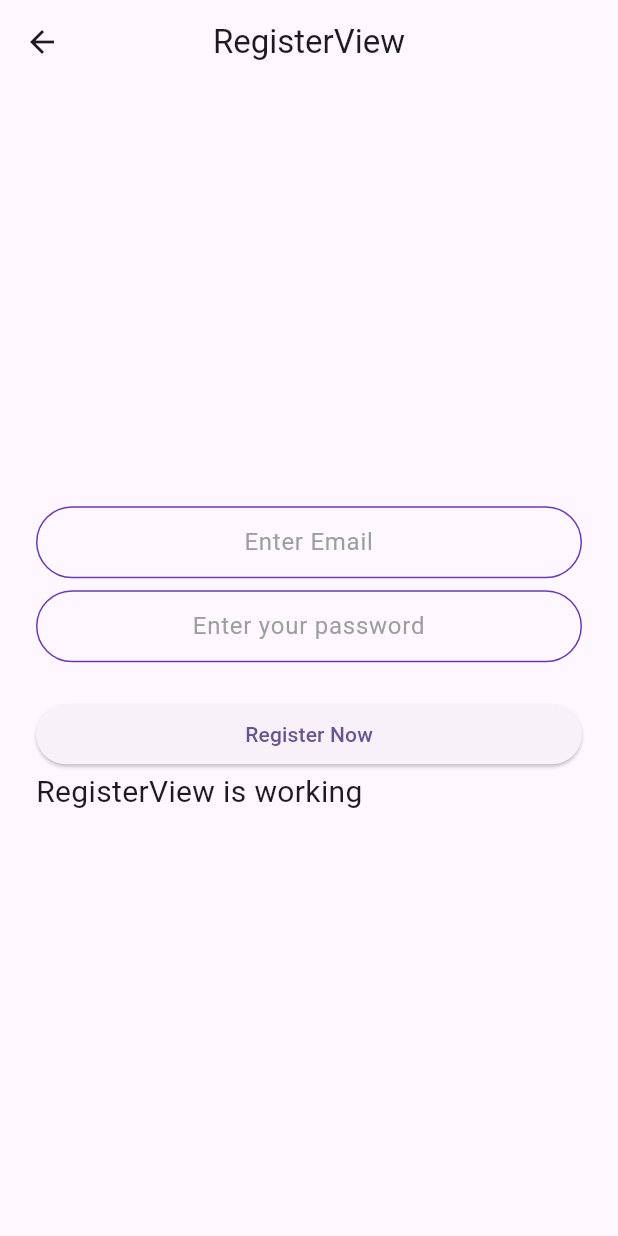
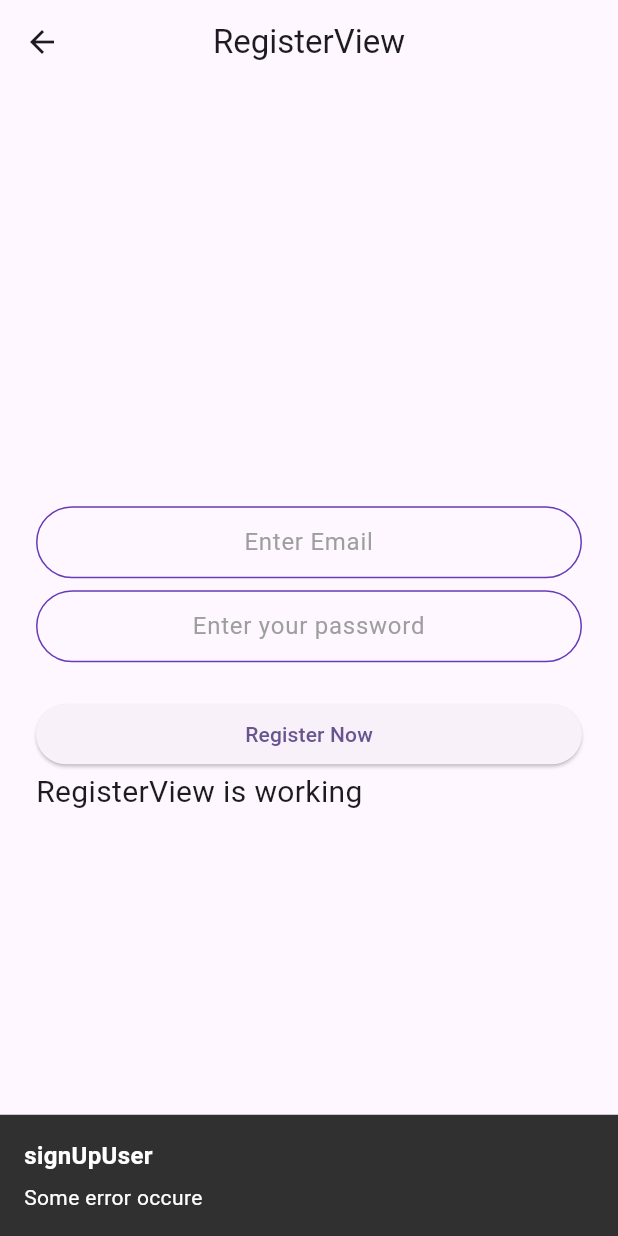
Before and after one commit to MohammedMubashirKhan/LogisticsNow_task, a Flutter app: the RegisterView screen opened by its route, after a tap on "Register Now", on a phone screen of 412 x 824 dp. Run offline on Flutter 3.47's test engine with Material 3 defaults, Android fonts, the phone set to English and light mode, and no system bars; our stand-ins replace firebase_auth, firebase_core, get; accounts and stored records are empty.

Commit message:
Login module is created

```diff
--- a/lib/app/modules/login/controllers/login_controller.dart
+++ b/lib/app/modules/login/controllers/login_controller.dart
@@ -1,23 +1,46 @@
+import 'package:flutter/material.dart';
 import 'package:get/get.dart';
+import 'package:logisticnow_task/app/resources/auth_methods.dart';
+import 'package:logisticnow_task/app/routes/app_pages.dart';
 
 class LoginController extends GetxController {
-  //TODO: Implement LoginController
+  TextEditingController emailController = TextEditingController();
+  TextEditingController passController = TextEditingController();
 
-  final count = 0.obs;
-  @override
-  void onInit() {
-    super.onInit();
+  clearTextField() {
+    emailController.clear();
+    passController.clear();
   }
 
-  @override
-  void onReady() {
-    super.onReady();
+  /// Sign up a new user
+  signUpUser() async {
+    String res = await AuthMethods().signUpUser(
+      email: emailController.text,
+      password: passController.text,
+    );
+
+    Get.showSnackbar(
+      GetSnackBar(
+        title: "signUpUser",
+        message: res,
+        duration: const Duration(seconds: 5),
+      ),
+    );
+
+    if (res == 'success') {
+      Get.offAllNamed(Routes.WELCOME);
+    }
   }
 
-  @override
-  void onClose() {
-    super.onClose();
+  /// Login a user
+  login() async {
+    String res = await AuthMethods().loginUser(
+      email: emailController.text,
+      password: passController.text,
+    );
+
+    if (res == 'success') {
+      Get.offAllNamed(Routes.HOME);
+    }
   }
-
-  void increment() => count.value++;
 }
--- a/lib/app/modules/login/views/register_view.dart
+++ b/lib/app/modules/login/views/register_view.dart
@@ -8,6 +8,8 @@ class RegisterView extends GetView<LoginController> {
   const RegisterView({Key? key}) : super(key: key);
   @override
   Widget build(BuildContext context) {
+    controller.clearTextField();
+
     return Scaffold(
       appBar: AppBar(
         title: const Text('RegisterView'),
@@ -19,20 +21,22 @@ class RegisterView extends GetView<LoginController> {
           mainAxisAlignment: MainAxisAlignment.center,
           crossAxisAlignment: CrossAxisAlignment.stretch,
           children: [
-            const TextField(
+            TextField(
+              controller: controller.emailController,
               keyboardType: TextInputType.emailAddress,
               textAlign: TextAlign.center,
-              decoration: InputDecoration(
+              decoration: const InputDecoration(
                 hintText: 'Enter Email',
               ),
             ),
             const SizedBox(
               height: 8.0,
             ),
-            const TextField(
+            TextField(
+              controller: controller.passController,
               obscureText: true,
               textAlign: TextAlign.center,
-              decoration: InputDecoration(
+              decoration: const InputDecoration(
                 hintText: 'Enter your password',
               ),
             ),
@@ -40,7 +44,7 @@ class RegisterView extends GetView<LoginController> {
               height: 24.0,
             ),
             ElevatedButton(
-              onPressed: () {},
+              onPressed: controller.signUpUser,
               child: const Text("Register Now"),
             ),
             const Text(
--- /dev/null
+++ b/lib/app/resources/auth_methods.dart
@@ -0,0 +1,75 @@
+import 'dart:developer';
+
+import 'package:firebase_auth/firebase_auth.dart';
+
+class AuthMethods {
+  final FirebaseAuth _auth = FirebaseAuth.instance;
+
+  // sign up user
+  Future<String> signUpUser({
+    required String email,
+    required String password,
+  }) async {
+    log("email: $email", name: "signUpUser");
+    log("password: $password", name: "signUpUser");
+
+    String res = "Some error occure";
+
+    try {
+      if (email.isNotEmpty || password.isNotEmpty) {
+        // user registration
+        UserCredential cred = await _auth.createUserWithEmailAndPassword(
+            email: email, password: password);
+        print(cred.user!.uid);
+
+        res = "success";
+      }
+    } on FirebaseAuthException catch (err) {
+      if (err.code == "invalid-email") {
+        res = "The email is badly formated";
+      } else if (err.code == "weak-password") {
+        res = "6 charecter password is required";
+      } else {
+        res = "${err.message}";
+      }
+    } catch (err) {
+      res = err.toString();
+    }
+    return res;
+  }
+
+  // logging in user
+  Future<String> loginUser({
+    required String email,
+    required String password,
+  }) async {
+    log("email: $email", name: "loginUser");
+    log("password: $password", name: "loginUser");
+
+    String res = "Some error occure";
+
+    try {
+      if (email.isNotEmpty || password.isNotEmpty) {
+        await _auth.signInWithEmailAndPassword(
+            email: email, password: password);
+        res = "success";
+      } else {
+        res = "Please enter all the fiends";
+      }
+    } on FirebaseAuthException catch (err) {
+      if (err.code == "wrong-password") {
+        res = "The password is invalid or the user does not have a password.";
+      } else if (err.code == "user-not-found") {
+        res =
+            "There is no user record corresponding to this identifier. The user may have been deleted.";
+      } else if (err.code == "invalid-email") {
+        res = "Email adress is not valid.";
+      } else if (err.code == "user-disabled") {
+        res = "User is currently disabled.";
+      }
+    } catch (err) {
+      res = err.toString();
+    }
+    return res;
+  }
+}
--- a/lib/main.dart
+++ b/lib/main.dart
@@ -1,10 +1,14 @@
+import 'package:firebase_core/firebase_core.dart';
 import 'package:flutter/material.dart';
 
 import 'package:get/get.dart';
 
 import 'app/routes/app_pages.dart';
 
-void main() {
+void main() async {
+  WidgetsFlutterBinding.ensureInitialized();
+  await Firebase.initializeApp();
+
   runApp(
     const MyApp(),
   );
```
Also changed, not shown: lib/app/modules/login/views/login_view.dart (+9 -5 lines), 3 other files.
